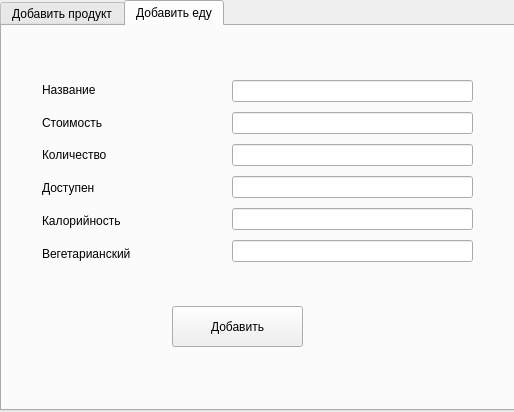
Above: Lab3Dmitrieva/add_dialog.ui from 0sobennaya/OOPP before the change. Below: the same form after it.
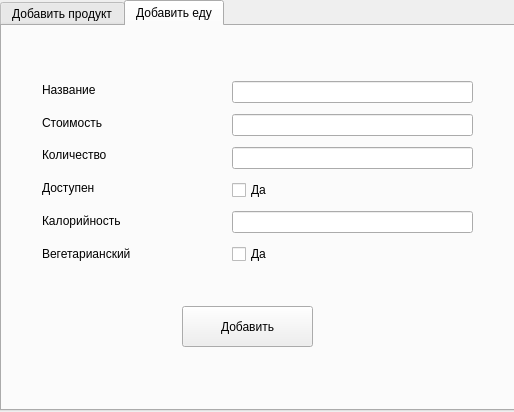
That is the form after the change. The open tabs and pages were chosen to show the change.

Diff of the .ui file:
```diff
--- a/Lab3Dmitrieva/add_dialog.ui
+++ b/Lab3Dmitrieva/add_dialog.ui
@@ -175,35 +175,50 @@
       </rect>
      </property>
      <layout class="QGridLayout" name="gridLayout_4">
+      <item row="2" column="0">
+       <widget class="QLineEdit" name="amount_field"/>
+      </item>
+      <item row="3" column="0">
+       <widget class="QCheckBox" name="status_field">
+        <property name="text">
+         <string>Да</string>
+        </property>
+       </widget>
+      </item>
       <item row="0" column="0">
        <widget class="QLineEdit" name="lineEdit_5"/>
       </item>
       <item row="4" column="0">
-       <widget class="QLineEdit" name="lineEdit_9"/>
-      </item>
-      <item row="3" column="0">
-       <widget class="QLineEdit" name="lineEdit_7"/>
+       <widget class="QLineEdit" name="caloric_field"/>
       </item>
       <item row="1" column="0">
-       <widget class="QLineEdit" name="lineEdit_8"/>
+       <widget class="QLineEdit" name="price_field">
+        <property name="inputMask">
+         <string/>
+        </property>
+       </widget>
       </item>
       <item row="5" column="0">
-       <widget class="QLineEdit" name="lineEdit_6"/>
-      </item>
-      <item row="2" column="0">
-       <widget class="QLineEdit" name="lineEdit_10"/>
+       <widget class="QCheckBox" name="veget_field">
+        <property name="text">
+         <string>Да</string>
+        </property>
+       </widget>
       </item>
      </layout>
     </widget>
     <widget class="QPushButton" name="pushButton_2">
      <property name="geometry">
       <rect>
-       <x>170</x>
+       <x>180</x>
        <y>280</y>
        <width>131</width>
        <height>41</height>
       </rect>
      </property>
+     <property name="layoutDirection">
+      <enum>Qt::LayoutDirection::LeftToRight</enum>
+     </property>
      <property name="text">
       <string>Добавить</string>
      </property>
```
Left out of the diff: 32 changed lines with no effect on the pictures.
